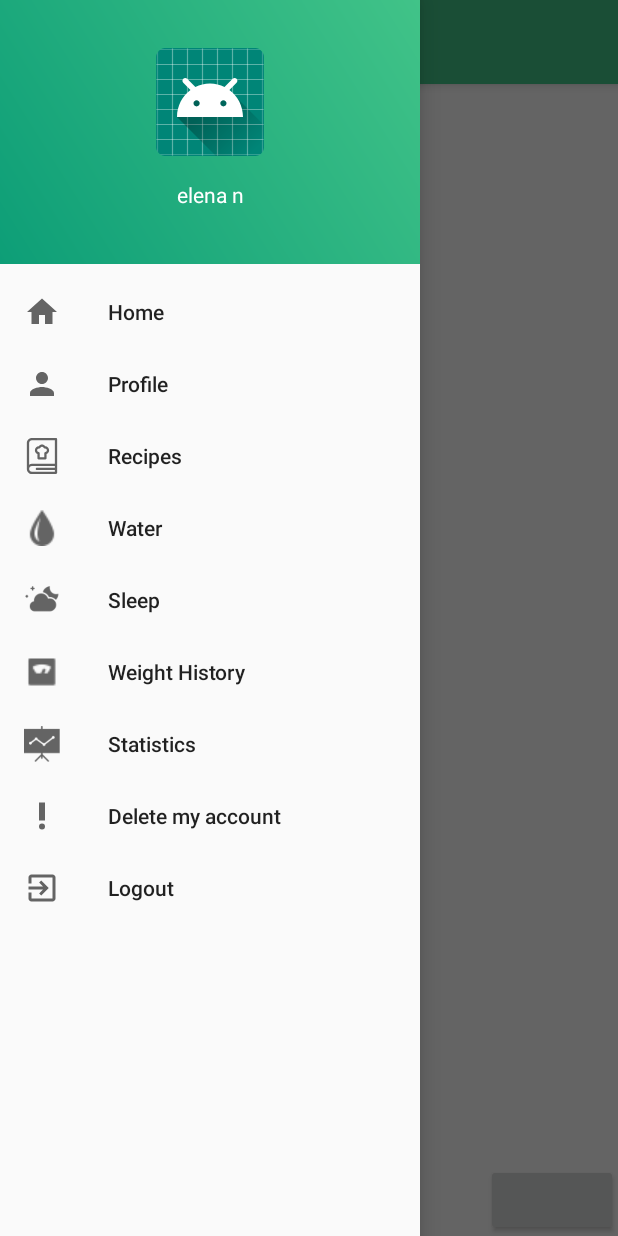
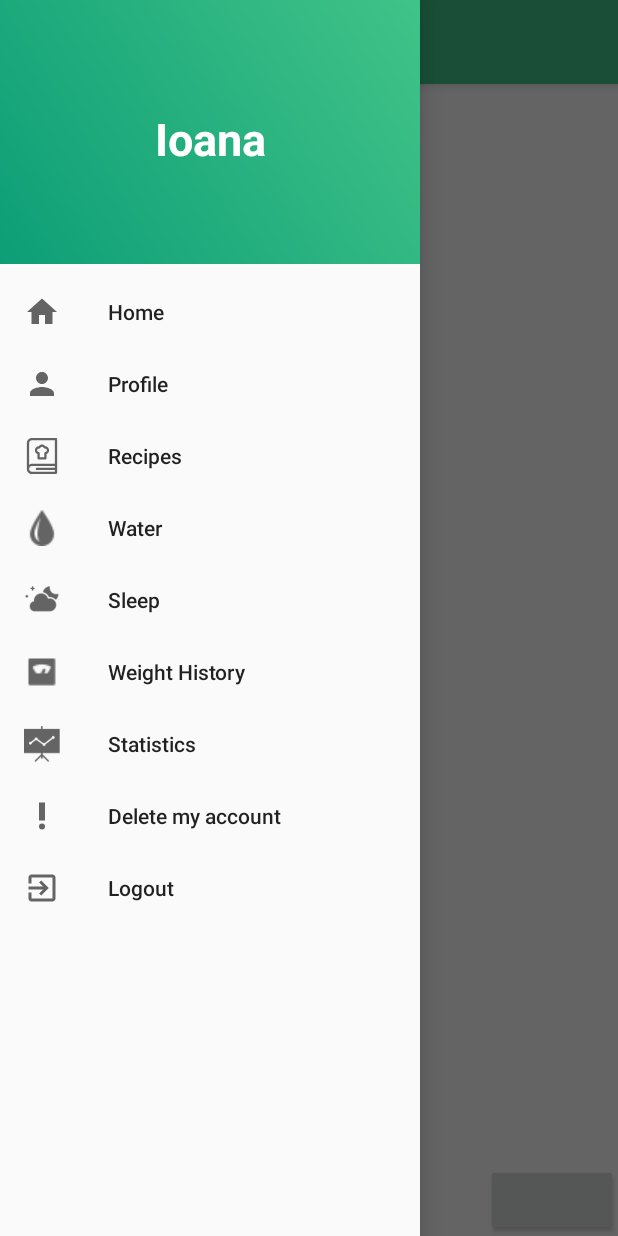
Before and after one commit to elenaneacsu/HealthMate, an Android app: the MainActivity screen opened directly, with no data from a screen before it, with the side drawer open, on a phone screen of 412 x 824 dp. Run offline under Robolectric (Android 15) with nearby library versions, the phone set to English and light mode, and no system bars; our stand-ins replace Firebase (no records; nobody signed in at launch, a user with empty details on screens opened directly); libraries missing offline, so code that uses them is left out: com.nightonke.boommenu; plain views replace BoomMenuButton; 16 statements that could not run were skipped.

Commit message:
graphs done

```diff
--- a/app/src/main/java/com/elenaneacsu/healthmate/adapter/MealAdapter.java
+++ b/app/src/main/java/com/elenaneacsu/healthmate/adapter/MealAdapter.java
@@ -75,7 +75,7 @@ public class MealAdapter extends ExpandableRecyclerViewAdapter<MealAdapter.MealV
         public void bind(ExpandableGroup meal) {
             mTextViewMealType.setText(meal.getTitle());
             double calories = ((Meal) meal).getCalories();
-            mTextViewMealCalories.setText(String.format("%.2f", calories));
+            mTextViewMealCalories.setText(String.format("%.0f", calories));
         }
 
         @Override
--- a/app/src/main/java/com/elenaneacsu/healthmate/screens/logging/exercise/ExerciseDetailActivity.java
+++ b/app/src/main/java/com/elenaneacsu/healthmate/screens/logging/exercise/ExerciseDetailActivity.java
@@ -33,8 +33,8 @@ public class ExerciseDetailActivity extends AppCompatActivity {
     private ImageButton mButtonSave;
 
     private Exercise clickedExercise;
-    private double burnedCalories;
-    private double dayBurnedCalories;
+    private long burnedCalories;
+    private long dayBurnedCalories;
 
     private FirebaseFirestore mFirebaseFirestore;
     private FirebaseAuth mFirebaseAuth;
@@ -93,7 +93,7 @@ public class ExerciseDetailActivity extends AppCompatActivity {
     private void calculateBurnedCalories() {
         if (!("").equals(mEditTextTime.getText().toString())) {
             double time = Double.parseDouble(mEditTextTime.getText().toString());
-            burnedCalories = clickedExercise.getCalories() / 60 * time;
+            burnedCalories = (long) (clickedExercise.getCalories() / 60 * time);
 
         } else {
             burnedCalories = 0;
@@ -118,7 +118,7 @@ public class ExerciseDetailActivity extends AppCompatActivity {
         docRef.get().addOnSuccessListener(new OnSuccessListener<DocumentSnapshot>() {
             @Override
             public void onSuccess(DocumentSnapshot documentSnapshot) {
-                dayBurnedCalories = documentSnapshot.getDouble("burnedCalories");
+                dayBurnedCalories = (long) documentSnapshot.get("burnedCalories");
             }
         });
 
--- a/app/src/main/java/com/elenaneacsu/healthmate/screens/logging/water/WaterHistoryFragment.java
+++ b/app/src/main/java/com/elenaneacsu/healthmate/screens/logging/water/WaterHistoryFragment.java
@@ -1,6 +1,7 @@
 package com.elenaneacsu.healthmate.screens.logging.water;
 
 
+import android.graphics.Color;
 import android.os.Bundle;
 import android.os.Handler;
 import android.support.annotation.NonNull;
@@ -126,7 +127,7 @@ public class WaterHistoryFragment extends Fragment {
 
         BarDataSet dataSet = new BarDataSet(vals, "Water quantity in ml");
         dataSet.setAxisDependency(YAxis.AxisDependency.LEFT);
-        dataSet.setColor(R.color.colorAccent);
+        dataSet.setColor(Color.rgb(244, 128, 36));
 
         List<IBarDataSet> dataSets = new ArrayList<>();
         dataSets.add(dataSet);
--- a/app/src/main/java/com/elenaneacsu/healthmate/screens/logging/weight_history/WeightHistoryFragment.java
+++ b/app/src/main/java/com/elenaneacsu/healthmate/screens/logging/weight_history/WeightHistoryFragment.java
@@ -4,6 +4,7 @@ package com.elenaneacsu.healthmate.screens.logging.weight_history;
 import android.app.Activity;
 import android.content.Context;
 import android.content.Intent;
+import android.graphics.Color;
 import android.os.Bundle;
 import android.os.Handler;
 import android.support.annotation.NonNull;
@@ -131,7 +132,7 @@ public class WeightHistoryFragment extends Fragment {
 
         LineDataSet dataSet = new LineDataSet(vals, "Weight");
         dataSet.setAxisDependency(YAxis.AxisDependency.LEFT);
-        dataSet.setColor(R.color.colorAccent);
+        dataSet.setColor(Color.rgb(244, 128, 36));
 
         List<ILineDataSet> dataSets = new ArrayList<>();
         dataSets.add(dataSet);
--- a/app/src/main/java/com/elenaneacsu/healthmate/screens/main/MainFragment.java
+++ b/app/src/main/java/com/elenaneacsu/healthmate/screens/main/MainFragment.java
@@ -288,7 +288,6 @@ public class MainFragment extends Fragment implements MealAdapter.FoodClickListe
         } else {
             String stringDate = mTextViewDate.getText().toString();
             DateFormat dateFormat = DateFormat.getDateInstance(DateFormat.LONG, Locale.getDefault());
-//            DateFormat dateFormat = new SimpleDateFormat("dd-mm-yyyy");
             Date date = new Date();
             try {
                 date = dateFormat.parse(stringDate);
--- a/app/src/main/res/layout/fragment_main.xml
+++ b/app/src/main/res/layout/fragment_main.xml
@@ -46,7 +46,7 @@
                         android:layout_width="match_parent"
                         android:layout_height="wrap_content"
                         android:gravity="center"
-                        android:text="400"
+                        android:text="0"
                         android:textColor="@android:color/white"
                         android:textSize="18sp" />
 
@@ -219,7 +219,7 @@
                             android:layout_height="wrap_content"
                             android:layout_gravity="center"
                             android:gravity="center"
-                            android:text="1400"
+                            android:text="0"
                             android:textColor="@android:color/white"
                             android:textSize="18sp" />
 
--- a/app/src/main/res/layout/fragment_statistics.xml
+++ b/app/src/main/res/layout/fragment_statistics.xml
@@ -78,7 +78,7 @@
         app:layout_constraintTop_toBottomOf="@+id/textview_protein" />
 
         <TextView
-            android:id="@+id/textView7"
+            android:id="@+id/textview_advice"
             android:layout_width="0dp"
             android:layout_height="wrap_content"
             android:layout_marginStart="32dp"
--- a/app/src/main/res/layout/nav_header_main.xml
+++ b/app/src/main/res/layout/nav_header_main.xml
@@ -12,38 +12,25 @@
     android:paddingBottom="@dimen/activity_vertical_margin"
     android:theme="@style/ThemeOverlay.AppCompat.Dark">
 
-    <ImageView
-        android:id="@+id/imageview_navbar"
-        android:layout_width="wrap_content"
-        android:layout_height="wrap_content"
-        android:layout_marginStart="8dp"
-        android:layout_marginLeft="8dp"
-        android:layout_marginTop="8dp"
-        android:layout_marginEnd="8dp"
-        android:layout_marginRight="8dp"
-        android:contentDescription="@string/nav_header_desc"
-        android:paddingTop="@dimen/nav_header_vertical_spacing"
-        app:layout_constraintEnd_toEndOf="parent"
-        app:layout_constraintStart_toStartOf="parent"
-        app:layout_constraintTop_toTopOf="parent"
-        app:srcCompat="@mipmap/ic_launcher_round" />
 
     <TextView
         android:id="@+id/textview_navbar"
         android:layout_width="match_parent"
         android:layout_height="wrap_content"
         android:layout_marginStart="8dp"
-        android:layout_marginLeft="8dp"
         android:layout_marginTop="8dp"
         android:layout_marginEnd="8dp"
-        android:layout_marginRight="8dp"
+        android:layout_marginBottom="8dp"
         android:paddingTop="@dimen/nav_header_vertical_spacing"
-        android:text="elena n"
+        android:text="Ioana"
         android:textAlignment="center"
         android:textAppearance="@style/TextAppearance.AppCompat.Body1"
         android:textColor="@android:color/white"
+        android:textSize="30sp"
+        android:textStyle="bold"
+        app:layout_constraintBottom_toBottomOf="parent"
         app:layout_constraintEnd_toEndOf="parent"
         app:layout_constraintStart_toStartOf="parent"
-        app:layout_constraintTop_toBottomOf="@+id/imageview_navbar" />
+        app:layout_constraintTop_toTopOf="parent" />
 
 </android.support.constraint.ConstraintLayout>
```
Also changed, not shown: app/src/main/java/com/elenaneacsu/healthmate/model/Exercise.java (+5 -5 lines), app/src/main/java/com/elenaneacsu/healthmate/screens/MainActivity.java (+8 -29 lines), app/src/main/java/com/elenaneacsu/healthmate/screens/statistics/StatisticsFragment.java (+93 -8 lines).
